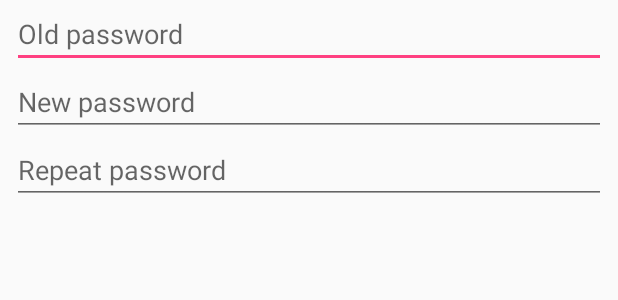
After one commit to EnterSnowman/VoteMe, an Android app: the layout change_password_form.xml on its own in the app's theme, with its tools: preview values and no code run, on a phone screen of 412 x 824 dp. The commit adds this screen. Shown: the top 300 px of the screen. Run offline under Robolectric (Android 15) with nearby library versions, the phone set to English and light mode, and no system bars.

Commit message:
Added password changing

```diff
--- a/app/build.gradle
+++ b/app/build.gradle
@@ -41,4 +41,5 @@ dependencies {
     implementation 'com.android.support:cardview-v7:26.0.1'
 }
 
+
 apply plugin: 'com.google.gms.google-services'
--- a/app/src/main/java/com/example/android/voteme/loginregistration/LoginRegistrationFragment.kt
+++ b/app/src/main/java/com/example/android/voteme/loginregistration/LoginRegistrationFragment.kt
@@ -120,7 +120,7 @@ class LoginRegistrationFragment : Fragment(),LoginRegistrationContract.View {
     }
 
     fun isValidInputData(email:String,password:String):Boolean{
-        var res = true;
+        var res = true
         if (!Utils.isEmailValid(email)){
             emailEdit.error = getString(R.string.input_valid_email)
             res = false
--- a/app/src/main/java/com/example/android/voteme/votes/VotesActivity.kt
+++ b/app/src/main/java/com/example/android/voteme/votes/VotesActivity.kt
@@ -29,6 +29,7 @@ import com.example.android.voteme.addvote.AddVoteActivity
 import com.example.android.voteme.data.DataSource
 import com.example.android.voteme.data.UserRepository
 import com.example.android.voteme.loginregistration.LoginRegistrationActivity
+import com.example.android.voteme.settings.SettingsActivity
 import com.example.android.voteme.utils.Constants
 import com.example.android.voteme.vote.VoteActivity
 import kotlinx.android.synthetic.main.activity_votes.*
@@ -149,6 +150,11 @@ class VotesActivity : AppCompatActivity(),AllVotesFragment.OnListFragmentInterac
                 return true
             }
 
+            R.id.settings ->{
+                startActivity(Intent(this,SettingsActivity::class.java))
+                return true
+            }
+
             else -> return super.onOptionsItemSelected(item)
         }
 
--- /dev/null
+++ b/app/src/main/res/layout/change_password_form.xml
@@ -0,0 +1,37 @@
+<?xml version="1.0" encoding="utf-8"?>
+<LinearLayout xmlns:android="http://schemas.android.com/apk/res/android"
+    android:orientation="vertical" android:layout_width="match_parent"
+    android:gravity="center_horizontal"
+    android:layout_height="match_parent">
+<EditText
+    android:layout_width="match_parent"
+    android:layout_height="wrap_content"
+    android:hint="@string/old_password"
+    android:layout_marginLeft="8dp"
+    android:inputType="textPassword"
+    android:layout_marginRight="8dp"
+    android:id="@+id/old_password"/>
+<EditText
+        android:layout_width="match_parent"
+        android:layout_height="wrap_content"
+    android:hint="@string/new_password"
+    android:layout_marginLeft="8dp"
+    android:layout_marginRight="8dp"
+    android:inputType="textPassword"
+    android:id="@+id/new_password"/>
+<EditText
+        android:layout_width="match_parent"
+        android:layout_height="wrap_content"
+    android:hint="@string/repeat_password"
+    android:layout_marginLeft="8dp"
+    android:inputType="textPassword"
+    android:layout_marginRight="8dp"
+    android:id="@+id/new_password_confirm"/>
+
+    <ProgressBar
+        android:id="@+id/loadingBar"
+        android:layout_width="wrap_content"
+        android:layout_height="wrap_content"
+        android:visibility="gone"
+        android:indeterminate="true"/>
+</LinearLayout>
--- a/app/src/main/res/values/strings.xml
+++ b/app/src/main/res/values/strings.xml
@@ -1,7 +1,7 @@
 <resources>
     <string name="app_name">Vote Me</string>
     <string name="action_settings">Settings</string>
-
+    <string name="account">Account</string>
     <!-- TODO: Remove or change this placeholder text -->
     <string name="hello_blank_fragment">Hello blank fragment</string>
     <string name="email">E-mail</string>
@@ -48,4 +48,9 @@
     <string name="dont_remember_password">Don\'t remember password?</string>
     <string name="restore_password">Restore password</string>
     <string name="restore_password_msg">Input your account e-mail address, where resoration letter will be sended</string>
+    <string name="change_password">Change password</string>
+    <string name="old_password">Old password</string>
+    <string name="new_password">New password</string>
+    <string name="repeat_password">Repeat password</string>
+    <string name="password_changed">Password changed</string>
 </resources>
```
Also changed, not shown: app/src/main/AndroidManifest.xml (+5 -4 lines), app/src/main/java/com/example/android/voteme/data/DataSource.kt (+8 -0 lines), app/src/main/java/com/example/android/voteme/data/UserRepository.kt (+11 -2 lines), app/src/main/java/com/example/android/voteme/settings/ChangePasswordDialog.kt (added, +79 -0 lines), app/src/main/java/com/example/android/voteme/settings/SettingsActivity.kt (added, +15 -0 lines), app/src/main/java/com/example/android/voteme/settings/SettingsContract.kt (added, +7 -0 lines), app/src/main/java/com/example/android/voteme/settings/SettingsFragment.kt (added, +15 -0 lines), app/src/main/res/layout/activity_settings.xml (added, +12 -0 lines), app/src/main/res/menu/menu_votes.xml (+8 -0 lines), app/src/main/res/xml/settings.xml (added, +9 -0 lines), app/src/main/res/mipmap-hdpi/ic_settings.png (added), app/src/main/res/mipmap-mdpi/ic_settings.png (added), app/src/main/res/mipmap-xhdpi/ic_settings.png (added), app/src/main/res/mipmap-xxhdpi/ic_settings.png (added), 1 more files.
